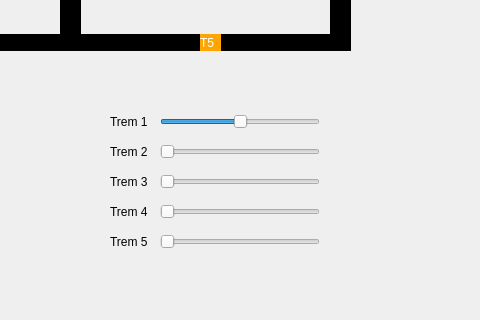
This is mainwindow.ui in Joabsonlg/trainQtProject as Qt 5 draws it before an edit; both pictures show x 400 to 880 and y 263 to 583 of the 986 by 583 pixel window. The edited form follows.
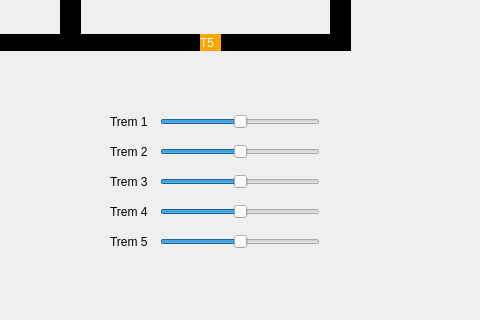
This is the edited form.

```diff
--- a/mainwindow.ui
+++ b/mainwindow.ui
@@ -397,6 +397,15 @@
       <height>16</height>
      </rect>
     </property>
+    <property name="maximum">
+     <number>200</number>
+    </property>
+    <property name="singleStep">
+     <number>10</number>
+    </property>
+    <property name="value">
+     <number>100</number>
+    </property>
     <property name="orientation">
      <enum>Qt::Horizontal</enum>
     </property>
@@ -410,6 +419,15 @@
       <height>16</height>
      </rect>
     </property>
+    <property name="maximum">
+     <number>200</number>
+    </property>
+    <property name="singleStep">
+     <number>10</number>
+    </property>
+    <property name="value">
+     <number>100</number>
+    </property>
     <property name="orientation">
      <enum>Qt::Horizontal</enum>
     </property>
@@ -423,6 +441,15 @@
       <height>16</height>
      </rect>
     </property>
+    <property name="maximum">
+     <number>200</number>
+    </property>
+    <property name="singleStep">
+     <number>10</number>
+    </property>
+    <property name="value">
+     <number>100</number>
+    </property>
     <property name="orientation">
      <enum>Qt::Horizontal</enum>
     </property>
@@ -436,6 +463,15 @@
       <height>16</height>
      </rect>
     </property>
+    <property name="maximum">
+     <number>200</number>
+    </property>
+    <property name="singleStep">
+     <number>10</number>
+    </property>
+    <property name="sliderPosition">
+     <number>100</number>
+    </property>
     <property name="orientation">
      <enum>Qt::Horizontal</enum>
     </property>
```
Left out of the diff: 17 changed lines with no effect on the pictures.
